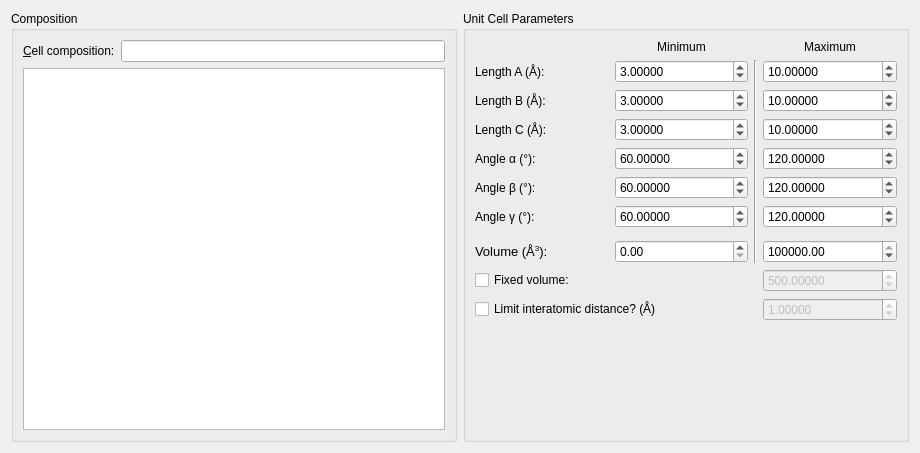
Above: src/xtalopt/ui/tab_init.ui from xtalopt/XtalOpt before the change. Below: the same form after it.
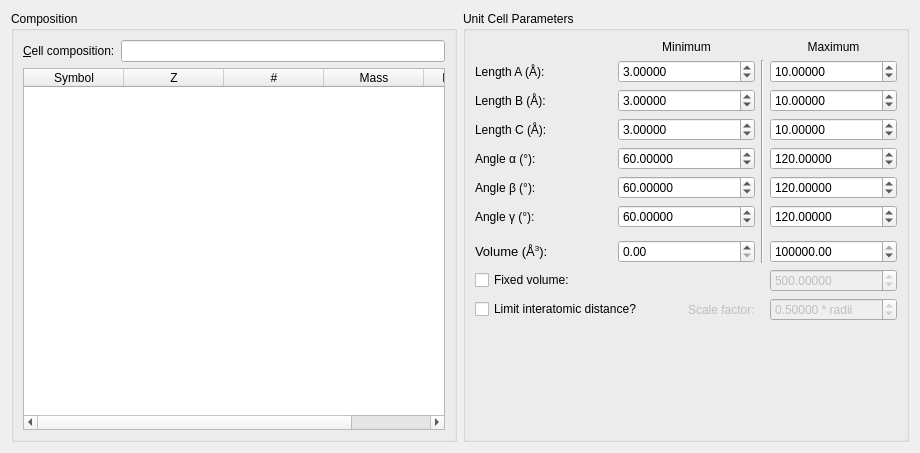
That is the form after the change.

Commit message:
Use scaled covalent radii to determine minimum atomic separations.
Cleaned up some code in xtal.cpp and added some additional functions to
make usage of the minRadius values easier.

The edit to the form file:
```diff
--- a/src/xtalopt/ui/tab_init.ui
+++ b/src/xtalopt/ui/tab_init.ui
@@ -23,10 +23,7 @@
       <string>Composition</string>
      </property>
      <layout class="QGridLayout" name="gridLayout_4">
-      <item row="1" column="1" colspan="4">
-       <widget class="QListWidget" name="list_composition"/>
-      </item>
-      <item row="0" column="2" colspan="3">
+      <item row="0" column="2" colspan="2">
        <widget class="QLineEdit" name="edit_composition">
         <property name="toolTip">
          <string>Type the composition of the crystal here,
@@ -57,6 +54,47 @@
         </property>
        </widget>
       </item>
+      <item row="1" column="1" colspan="3">
+       <widget class="QTableWidget" name="table_comp">
+        <property name="editTriggers">
+         <set>QAbstractItemView::NoEditTriggers</set>
+        </property>
+        <property name="sortingEnabled">
+         <bool>true</bool>
+        </property>
+        <attribute name="horizontalHeaderMinimumSectionSize">
+         <number>9</number>
+        </attribute>
+        <attribute name="horizontalHeaderStretchLastSection">
+         <bool>true</bool>
+        </attribute>
+        <column>
+         <property name="text">
+          <string>Symbol</string>
+         </property>
+        </column>
+        <column>
+         <property name="text">
+          <string>Z</string>
+         </property>
+        </column>
+        <column>
+         <property name="text">
+          <string>#</string>
+         </property>
+        </column>
+        <column>
+         <property name="text">
+          <string>Mass</string>
+         </property>
+        </column>
+        <column>
+         <property name="text">
+          <string>Min. Radius</string>
+         </property>
+        </column>
+       </widget>
+      </item>
      </layout>
     </widget>
    </item>
@@ -420,39 +458,43 @@
         </property>
        </widget>
       </item>
-      <item row="11" column="0" colspan="2">
-       <widget class="QCheckBox" name="cb_shortestInteratomicDistance">
-        <property name="toolTip">
-         <string>Use this to limit the shortest interatomic distance between atoms. This ensures that atoms aren't overlapping.</string>
-        </property>
-        <property name="text">
-         <string>Limit interatomic distance? (Å)</string>
-        </property>
-       </widget>
-      </item>
-      <item row="11" column="3">
-       <widget class="QDoubleSpinBox" name="spin_shortestInteratomicDistance">
-        <property name="enabled">
-         <bool>false</bool>
-        </property>
-        <property name="toolTip">
-         <string>Use this to limit the shortest interatomic distance between atoms. This ensures that atoms aren't overlapping.</string>
-        </property>
-        <property name="decimals">
-         <number>5</number>
-        </property>
-        <property name="maximum">
-         <double>999999.000000000000000</double>
-        </property>
-        <property name="singleStep">
-         <double>0.100000000000000</double>
-        </property>
-        <property name="value">
-         <double>1.000000000000000</double>
-        </property>
-       </widget>
-      </item>
       <item row="12" column="3">
+       <widget class="QDoubleSpinBox" name="spin_scaleFactor">
+        <property name="enabled">
+         <bool>false</bool>
+        </property>
+        <property name="toolTip">
+         <string>Use this to limit the shortest interatomic distance between
+atoms. This ensures that atoms aren't overlapping.
+
+The value specified here is multiplied by each atom's covalent 
+radius, and the sum of the scaled radii are used to enforce a
+minimum atomic separation between atoms.
+
+The default recommended value is 0.5. This ensures that atoms will not be unphysically close (which may prevent
+certain optimization codes from working). Using a higher value
+is acceptable while creating random structures in the first 
+generation, but may prevent the crossover operator from being
+able to create offspring that meet this restriction.</string>
+        </property>
+        <property name="suffix">
+         <string> * radii</string>
+        </property>
+        <property name="decimals">
+         <number>5</number>
+        </property>
+        <property name="maximum">
+         <double>1.000000000000000</double>
+        </property>
+        <property name="singleStep">
+         <double>0.050000000000000</double>
+        </property>
+        <property name="value">
+         <double>0.500000000000000</double>
+        </property>
+       </widget>
+      </item>
+      <item row="13" column="3">
        <spacer name="verticalSpacer_2">
         <property name="orientation">
          <enum>Qt::Vertical</enum>
@@ -465,6 +507,43 @@
         </property>
        </spacer>
       </item>
+      <item row="12" column="0" colspan="2">
+       <layout class="QHBoxLayout" name="horizontalLayout">
+        <item>
+         <widget class="QCheckBox" name="cb_interatomicDistanceLimit">
+          <property name="toolTip">
+           <string>Use this to limit the shortest interatomic distance between atoms. This ensures that atoms aren't overlapping.</string>
+          </property>
+          <property name="text">
+           <string>Limit interatomic distance?</string>
+          </property>
+         </widget>
+        </item>
+        <item>
+         <spacer name="horizontalSpacer">
+          <property name="orientation">
+           <enum>Qt::Horizontal</enum>
+          </property>
+          <property name="sizeHint" stdset="0">
+           <size>
+            <width>40</width>
+            <height>20</height>
+           </size>
+          </property>
+         </spacer>
+        </item>
+        <item>
+         <widget class="QLabel" name="label">
+          <property name="enabled">
+           <bool>false</bool>
+          </property>
+          <property name="text">
+           <string>Scale factor:</string>
+          </property>
+         </widget>
+        </item>
+       </layout>
+      </item>
      </layout>
     </widget>
    </item>
```
Left out of the diff: 64 changed lines with no effect on the pictures. The commit also changes 7 other files.
